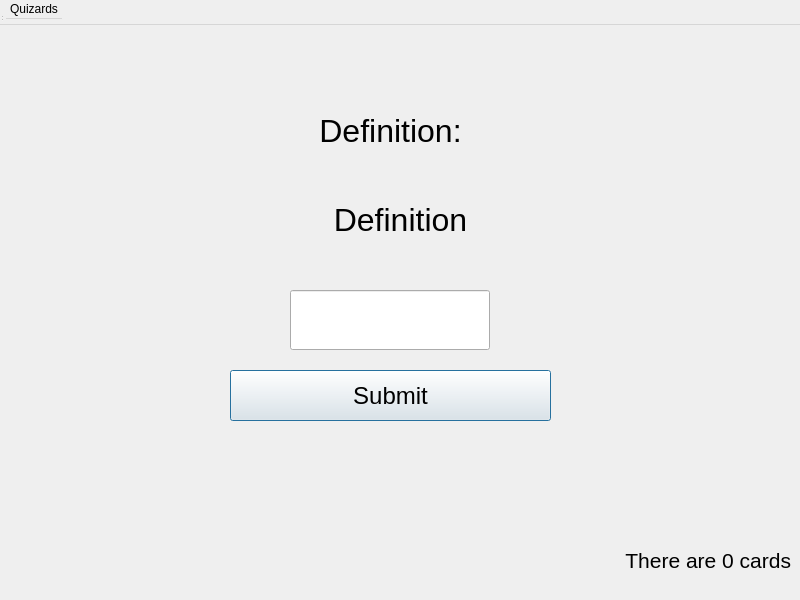
First picture: the form in mainwindow.ui, repository MONKEYFACE678/QuizardsQT, before the edit.
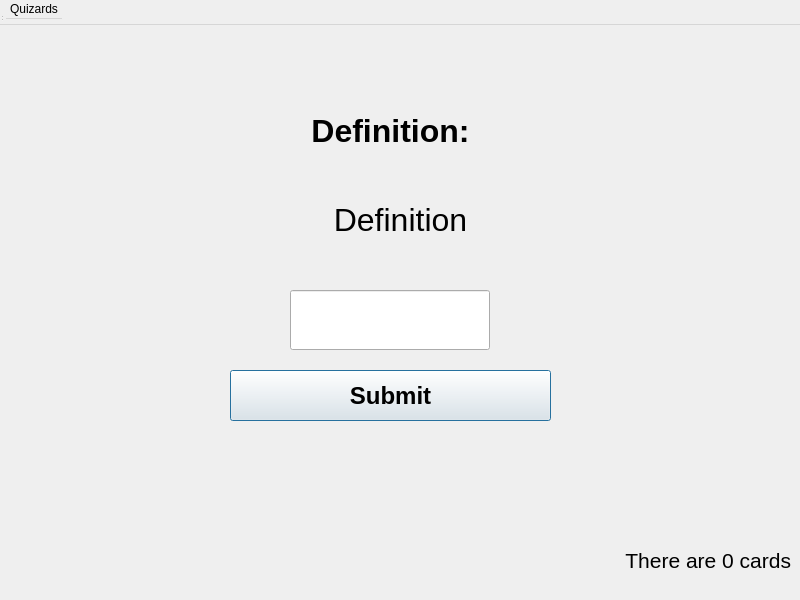
Second picture: the form after the edit.

Patch:
```diff
--- a/mainwindow.ui
+++ b/mainwindow.ui
@@ -46,6 +46,7 @@
     <property name="font">
      <font>
       <pointsize>18</pointsize>
+      <bold>true</bold>
      </font>
     </property>
     <property name="text">
@@ -133,6 +134,7 @@
     <property name="font">
      <font>
       <pointsize>24</pointsize>
+      <bold>true</bold>
      </font>
     </property>
     <property name="text">
```
